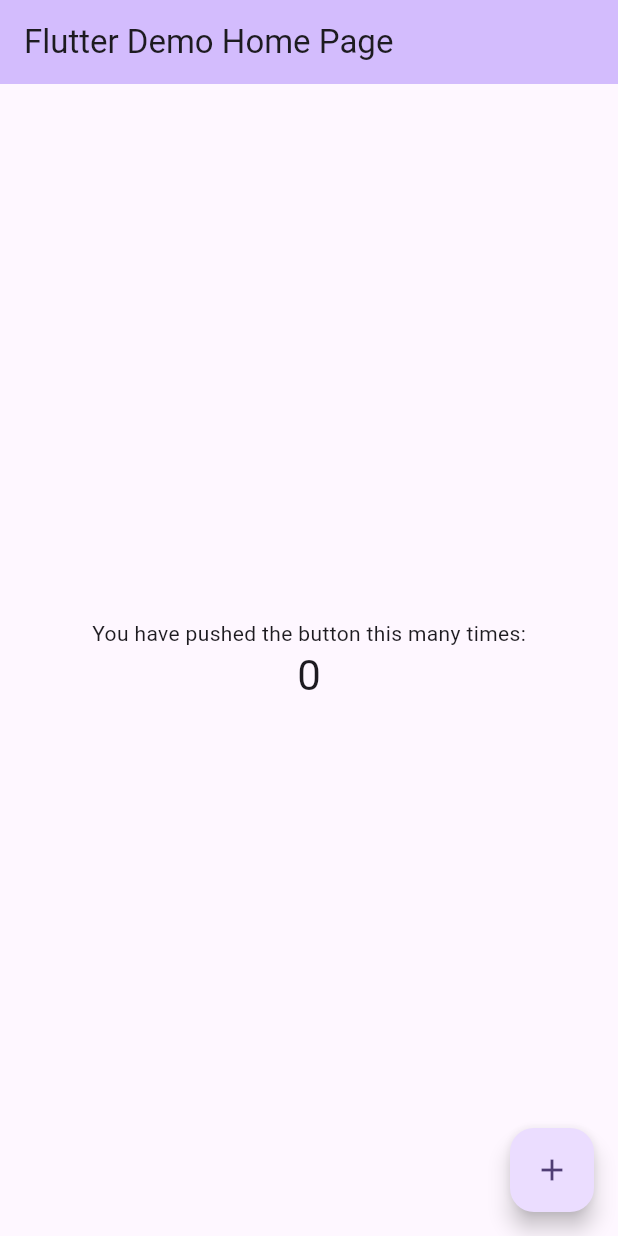
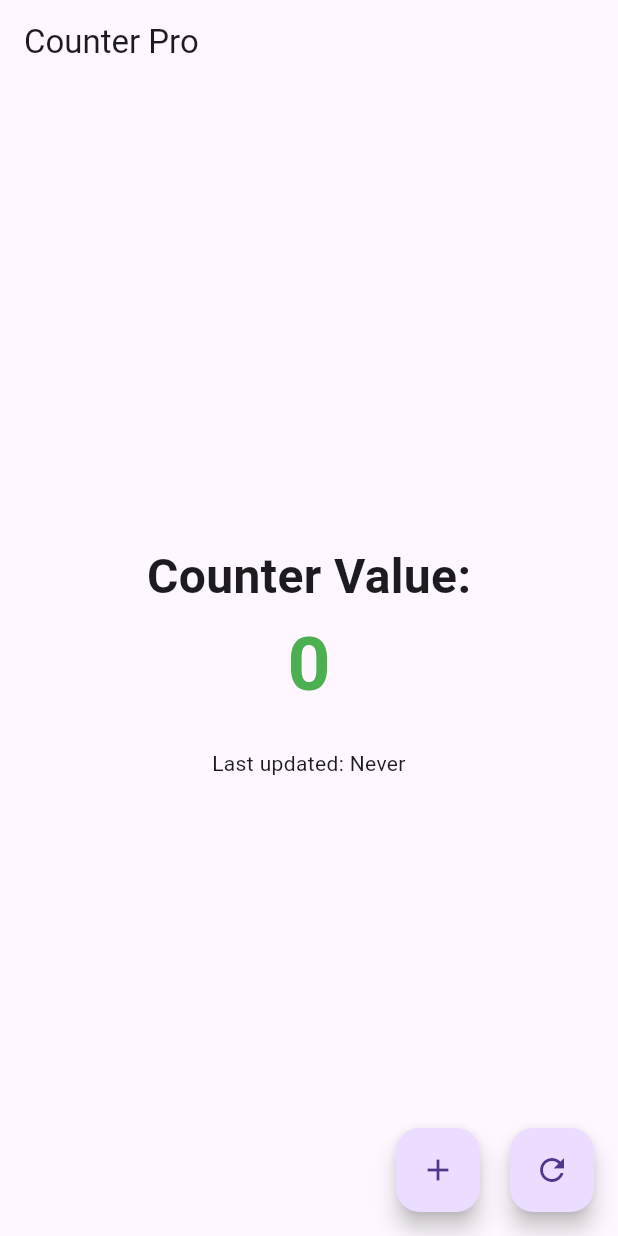
Before and after one commit to WalidAhmed90/Counter-Pro, a Flutter app: the screen it shows after launch, on a phone screen of 412 x 824 dp. Run offline on Flutter 3.47's test engine with Material 3 defaults, Android fonts, the phone set to English and light mode, and no system bars.

Commit message:
Final commit
Final commit

```diff
--- a/lib/main.dart
+++ b/lib/main.dart
@@ -11,112 +11,81 @@ class MyApp extends StatelessWidget {
   @override
   Widget build(BuildContext context) {
     return MaterialApp(
-      title: 'Flutter Demo',
+      title: 'Counter Pro',
       theme: ThemeData(
-        // This is the theme of your application.
-        //
-        // TRY THIS: Try running your application with "flutter run". You'll see
-        // the application has a purple toolbar. Then, without quitting the app,
-        // try changing the seedColor in the colorScheme below to Colors.green
-        // and then invoke "hot reload" (save your changes or press the "hot
-        // reload" button in a Flutter-supported IDE, or press "r" if you used
-        // the command line to start the app).
-        //
-        // Notice that the counter didn't reset back to zero; the application
-        // state is not lost during the reload. To reset the state, use hot
-        // restart instead.
-        //
-        // This works for code too, not just values: Most code changes can be
-        // tested with just a hot reload.
-        colorScheme: ColorScheme.fromSeed(seedColor: Colors.deepPurple),
+        primarySwatch: Colors.blue,
       ),
-      home: const MyHomePage(title: 'Flutter Demo Home Page'),
+      home: const CounterScreen(),
     );
   }
 }
 
-class MyHomePage extends StatefulWidget {
-  const MyHomePage({super.key, required this.title});
-
-  // This widget is the home page of your application. It is stateful, meaning
-  // that it has a State object (defined below) that contains fields that affect
-  // how it looks.
-
-  // This class is the configuration for the state. It holds the values (in this
-  // case the title) provided by the parent (in this case the App widget) and
-  // used by the build method of the State. Fields in a Widget subclass are
-  // always marked "final".
-
-  final String title;
+class CounterScreen extends StatefulWidget {
+  const CounterScreen({super.key});
 
   @override
-  State<MyHomePage> createState() => _MyHomePageState();
+  State<CounterScreen> createState() => _CounterScreenState();
 }
 
-class _MyHomePageState extends State<MyHomePage> {
+class _CounterScreenState extends State<CounterScreen> {
   int _counter = 0;
+  String _lastUpdated = "Never";
 
-  void _incrementCounter() {
+  void _incrementCount(){
     setState(() {
-      // This call to setState tells the Flutter framework that something has
-      // changed in this State, which causes it to rerun the build method below
-      // so that the display can reflect the updated values. If we changed
-      // _counter without calling setState(), then the build method would not be
-      // called again, and so nothing would appear to happen.
       _counter++;
+      _lastUpdated = DateTime.now().toLocal().toString();
+    });
+  }
+
+  void _resetCount(){
+    setState(() {
+      _counter = 0;
+      _lastUpdated = "Reset at ${DateTime.now().toLocal()}";
     });
   }
 
   @override
   Widget build(BuildContext context) {
-    // This method is rerun every time setState is called, for instance as done
-    // by the _incrementCounter method above.
-    //
-    // The Flutter framework has been optimized to make rerunning build methods
-    // fast, so that you can just rebuild anything that needs updating rather
-    // than having to individually change instances of widgets.
+    bool isEven = _counter % 2 ==0;
     return Scaffold(
-      appBar: AppBar(
-        // TRY THIS: Try changing the color here to a specific color (to
-        // Colors.amber, perhaps?) and trigger a hot reload to see the AppBar
-        // change color while the other colors stay the same.
-        backgroundColor: Theme.of(context).colorScheme.inversePrimary,
-        // Here we take the value from the MyHomePage object that was created by
-        // the App.build method, and use it to set our appbar title.
-        title: Text(widget.title),
-      ),
+      appBar: AppBar(title: Text('Counter Pro'),),
       body: Center(
-        // Center is a layout widget. It takes a single child and positions it
-        // in the middle of the parent.
         child: Column(
-          // Column is also a layout widget. It takes a list of children and
-          // arranges them vertically. By default, it sizes itself to fit its
-          // children horizontally, and tries to be as tall as its parent.
-          //
-          // Column has various properties to control how it sizes itself and
-          // how it positions its children. Here we use mainAxisAlignment to
-          // center the children vertically; the main axis here is the vertical
-          // axis because Columns are vertical (the cross axis would be
-          // horizontal).
-          //
-          // TRY THIS: Invoke "debug painting" (choose the "Toggle Debug Paint"
-          // action in the IDE, or press "p" in the console), to see the
-          // wireframe for each widget.
           mainAxisAlignment: MainAxisAlignment.center,
-          children: <Widget>[
-            const Text('You have pushed the button this many times:'),
-            Text(
-              '$_counter',
-              style: Theme.of(context).textTheme.headlineMedium,
+          children: [
+            Text('Counter Value:',
+                style: TextStyle(
+                  fontSize: 32,
+                  fontWeight: FontWeight.bold
+                )
             ),
+            Text('$_counter', style: TextStyle(
+              fontSize: 50,
+              fontWeight: FontWeight.bold,
+              color: isEven ? Colors.green : Colors.red
+            ),),
+            SizedBox(height: 20),
+            Text('Last updated: $_lastUpdated',
+            textAlign: TextAlign.center,
+            style: TextStyle(
+              fontSize: 14
+            ),),
           ],
         ),
       ),
-      floatingActionButton: FloatingActionButton(
-        onPressed: _incrementCounter,
-        tooltip: 'Increment',
-        child: const Icon(Icons.add),
-      ), // This trailing comma makes auto-formatting nicer for build methods.
+      floatingActionButton: Row(
+        mainAxisAlignment: MainAxisAlignment.end,
+        children: [
+          FloatingActionButton(onPressed: _incrementCount,
+          tooltip: 'Increment',
+          child: Icon(Icons.add),),
+          SizedBox(width: 20,),
+          FloatingActionButton(onPressed: _resetCount,
+          tooltip: 'Reset',
+          child: Icon(Icons.refresh),)
+        ],
+      ),
     );
   }
 }
```
